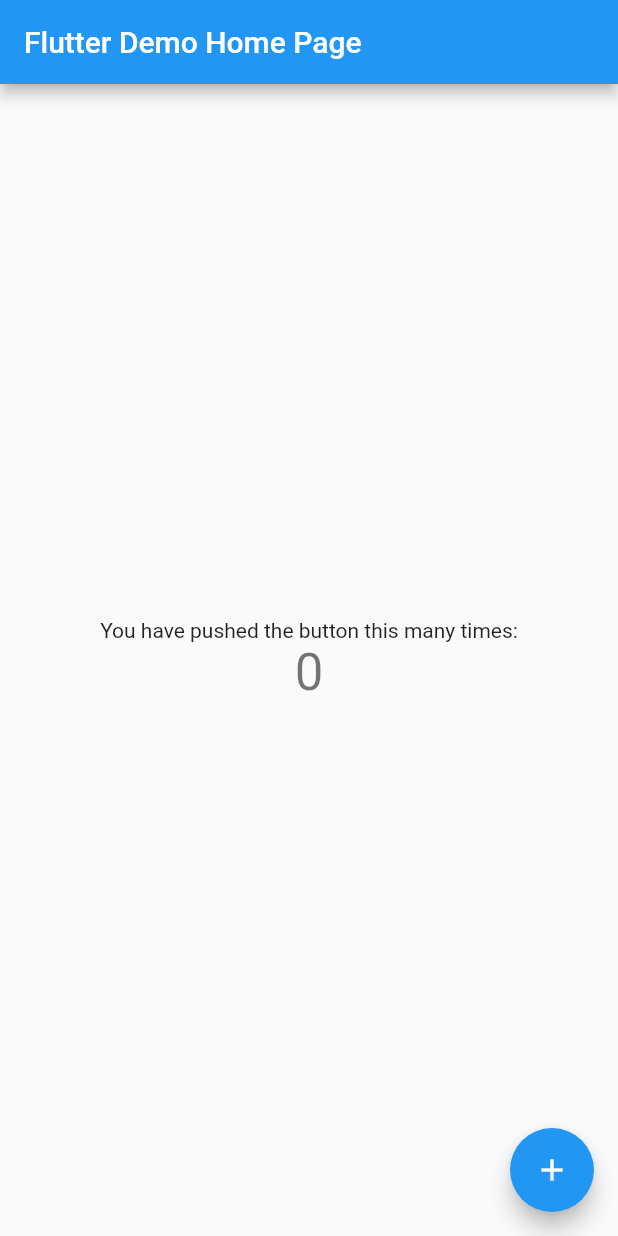
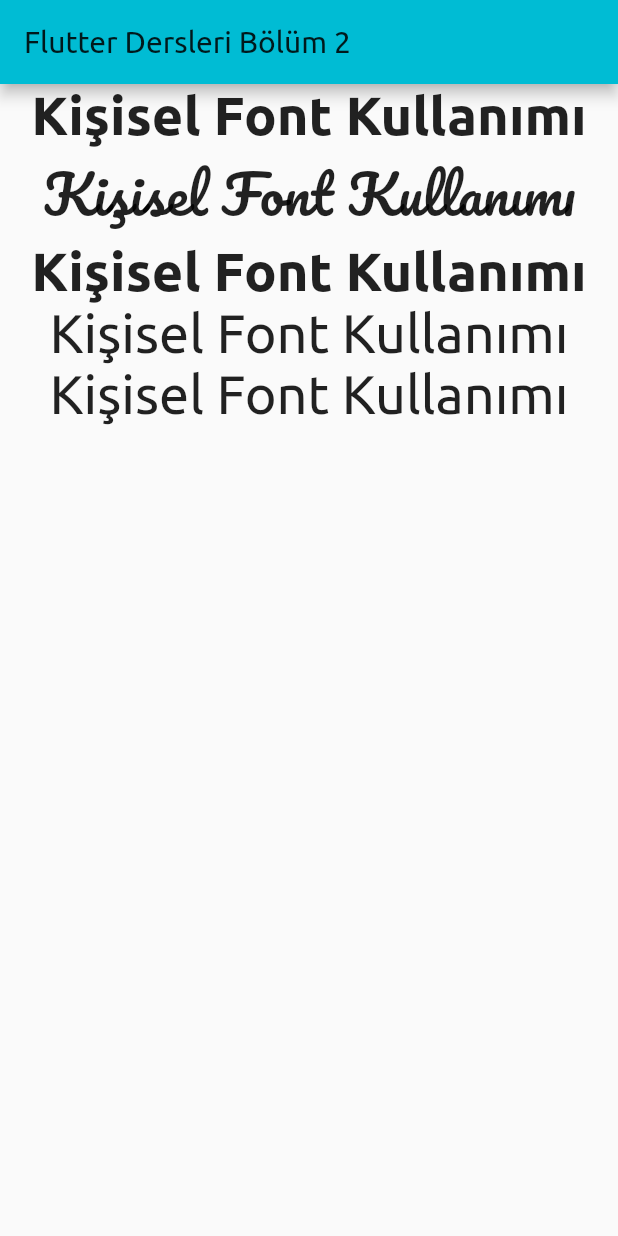
Before and after one commit to emrealtunbilek/flutter_dersleri_bolum2, a Flutter app: the screen it shows after launch, on a phone screen of 412 x 824 dp. Run offline on Flutter 3.47's test engine with Material 2 defaults, Android fonts, the phone set to English and light mode, and no system bars.

Commit message:
custom kişisel font kullanımı anlatıldı

```diff
--- a/lib/main.dart
+++ b/lib/main.dart
@@ -1,111 +1,78 @@
 import 'package:flutter/material.dart';
 
-void main() => runApp(MyApp());
+void main() => runApp(FlutterDersleri());
 
-class MyApp extends StatelessWidget {
-  // This widget is the root of your application.
+class FlutterDersleri extends StatelessWidget {
   @override
   Widget build(BuildContext context) {
     return MaterialApp(
-      title: 'Flutter Demo',
+      debugShowCheckedModeBanner: false,
+      title: 'Flutter Dersleri',
       theme: ThemeData(
-        // This is the theme of your application.
-        //
-        // Try running your application with "flutter run". You'll see the
-        // application has a blue toolbar. Then, without quitting the app, try
-        // changing the primarySwatch below to Colors.green and then invoke
-        // "hot reload" (press "r" in the console where you ran "flutter run",
-        // or simply save your changes to "hot reload" in a Flutter IDE).
-        // Notice that the counter didn't reset back to zero; the application
-        // is not restarted.
-        primarySwatch: Colors.blue,
-      ),
-      home: MyHomePage(title: 'Flutter Demo Home Page'),
+        fontFamily: 'Genel',
+          primarySwatch: Colors.cyan, accentColor: Colors.orangeAccent),
+      home: MyHomePage(),
     );
   }
 }
 
-class MyHomePage extends StatefulWidget {
-  MyHomePage({Key key, this.title}) : super(key: key);
-
-  // This widget is the home page of your application. It is stateful, meaning
-  // that it has a State object (defined below) that contains fields that affect
-  // how it looks.
-
-  // This class is the configuration for the state. It holds the values (in this
-  // case the title) provided by the parent (in this case the App widget) and
-  // used by the build method of the State. Fields in a Widget subclass are
-  // always marked "final".
-
-  final String title;
-
-  @override
-  _MyHomePageState createState() => _MyHomePageState();
-}
-
-class _MyHomePageState extends State<MyHomePage> {
-  int _counter = 0;
-
-  void _incrementCounter() {
-    setState(() {
-      // This call to setState tells the Flutter framework that something has
-      // changed in this State, which causes it to rerun the build method below
-      // so that the display can reflect the updated values. If we changed
-      // _counter without calling setState(), then the build method would not be
-      // called again, and so nothing would appear to happen.
-      _counter++;
-    });
-  }
-
+class MyHomePage extends StatelessWidget {
   @override
   Widget build(BuildContext context) {
-    // This method is rerun every time setState is called, for instance as done
-    // by the _incrementCounter method above.
-    //
-    // The Flutter framework has been optimized to make rerunning build methods
-    // fast, so that you can just rebuild anything that needs updating rather
-    // than having to individually change instances of widgets.
     return Scaffold(
-      appBar: AppBar(
-        // Here we take the value from the MyHomePage object that was created by
-        // the App.build method, and use it to set our appbar title.
-        title: Text(widget.title),
-      ),
-      body: Center(
-        // Center is a layout widget. It takes a single child and positions it
-        // in the middle of the parent.
-        child: Column(
-          // Column is also layout widget. It takes a list of children and
-          // arranges them vertically. By default, it sizes itself to fit its
-          // children horizontally, and tries to be as tall as its parent.
-          //
-          // Invoke "debug painting" (press "p" in the console, choose the
-          // "Toggle Debug Paint" action from the Flutter Inspector in Android
-          // Studio, or the "Toggle Debug Paint" command in Visual Studio Code)
-          // to see the wireframe for each widget.
-          //
-          // Column has various properties to control how it sizes itself and
-          // how it positions its children. Here we use mainAxisAlignment to
-          // center the children vertically; the main axis here is the vertical
-          // axis because Columns are vertical (the cross axis would be
-          // horizontal).
-          mainAxisAlignment: MainAxisAlignment.center,
+        appBar: AppBar(
+          title: Text("Flutter Dersleri Bölüm 2"),
+        ),
+        body: Column(
           children: <Widget>[
-            Text(
-              'You have pushed the button this many times:',
+            Center(
+              child: Text(
+                "Kişisel Font Kullanımı",
+                style: TextStyle(
+                  fontFamily: 'Genel',
+                  fontSize: 36,
+                  fontWeight: FontWeight.w700,
+                ),
+              ),
             ),
-            Text(
-              '$_counter',
-              style: Theme.of(context).textTheme.display1,
+            Center(
+              child: Text(
+                "Kişisel Font Kullanımı",
+                style: TextStyle(
+                  fontFamily: 'ElYazisi',
+                  fontSize: 36,
+                ),
+              ),
+            ),
+            Center(
+              child: Text(
+                "Kişisel Font Kullanımı",
+                style: TextStyle(
+                  //fontFamily: 'Genel',
+                  fontSize: 36,
+                  fontWeight: FontWeight.w700,
+                ),
+              ),
+            ),
+            Center(
+              child: Text(
+                "Kişisel Font Kullanımı",
+                style: TextStyle(
+                  fontFamily: 'Genel',
+                  fontSize: 36,
+                ),
+              ),
+            ),
+
+            Center(
+              child: Text(
+                "Kişisel Font Kullanımı",
+                style: TextStyle(
+                  fontSize: 36,
+                ),
+              ),
             ),
           ],
-        ),
-      ),
-      floatingActionButton: FloatingActionButton(
-        onPressed: _incrementCounter,
-        tooltip: 'Increment',
-        child: Icon(Icons.add),
-      ), // This trailing comma makes auto-formatting nicer for build methods.
-    );
+        ));
   }
 }
```
Also changed, not shown: pubspec.yaml (+11 -34 lines), assets/fonts/Pacifico-Regular.ttf (added), assets/fonts/Ubuntu-Bold.ttf (added), assets/fonts/Ubuntu-Regular.ttf (added), 1 other file.
